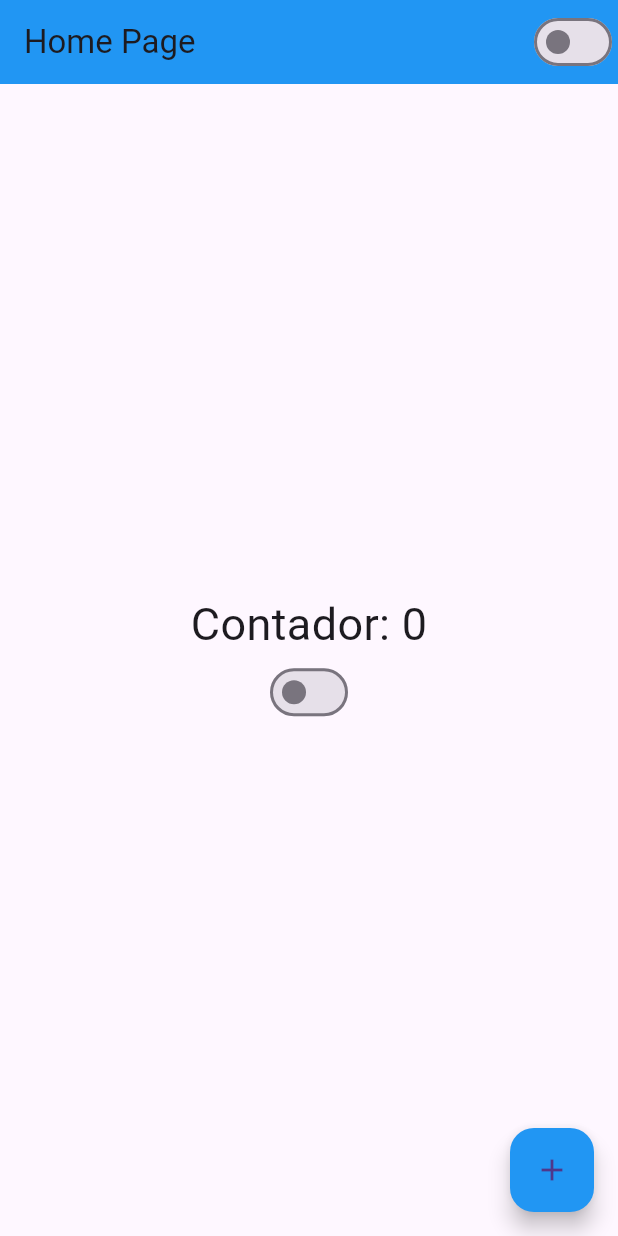
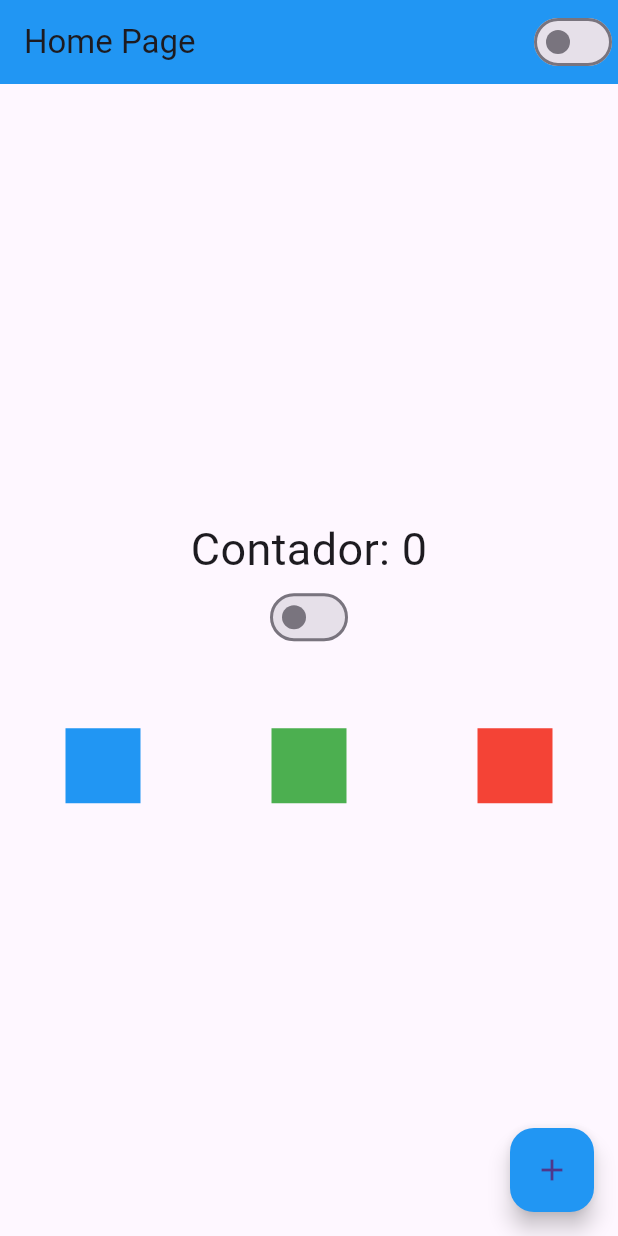
Before and after one commit to Brun00liveira/Flutter, a Flutter app: the screen it shows after launch, on a phone screen of 412 x 824 dp. Run offline on Flutter 3.47's test engine with Material 3 defaults, Android fonts, the phone set to English and light mode, and no system bars.

Commit message:
feat - rows

```diff
--- a/lib/home.dart
+++ b/lib/home.dart
@@ -32,6 +32,30 @@ class HomePageState extends State<HomePage> {
               style: TextStyle(fontSize: 30),
             ),
             CustomSwitch(),
+            Container(
+              height: 50,
+            ),
+            Row(
+              mainAxisAlignment: MainAxisAlignment.spaceAround,
+              crossAxisAlignment: CrossAxisAlignment.center,
+              children: [
+                Container(
+                  width: 50,
+                  height: 50,
+                  color: Colors.blue,
+                ),
+                Container(
+                  width: 50,
+                  height: 50,
+                  color: Colors.green,
+                ),
+                Container(
+                  width: 50,
+                  height: 50,
+                  color: Colors.red,
+                )
+              ],
+            ),
           ],
         ),
       ),
```
